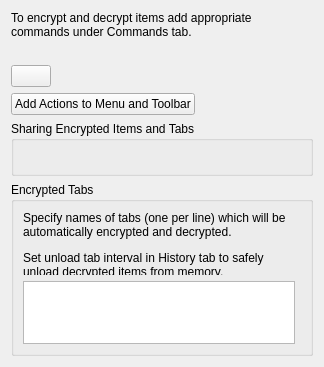
The window that plugins/itemencrypted/itemencryptedsettings.ui (hluk/CopyQ) describes before a commit, drawn with Qt 5.
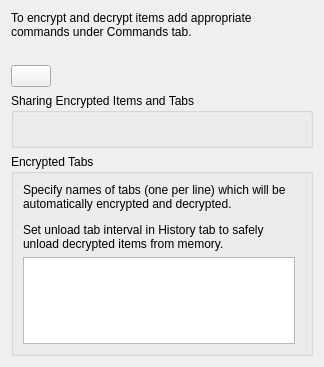
The same window after the commit.

Commit message:
List menu and global shortcut commands in Preferences
Removes unneeded buttons to add menu items from plugins.

Fixes #306

The edit to the form file:
```diff
--- a/plugins/itemencrypted/itemencryptedsettings.ui
+++ b/plugins/itemencrypted/itemencryptedsettings.ui
@@ -64,30 +64,6 @@
      </item>
     </layout>
    </item>
-   <item>
-    <layout class="QHBoxLayout" name="horizontalLayout">
-     <item>
-      <widget class="QPushButton" name="pushButtonAddCommands">
-       <property name="text">
-        <string>Add Actions to Menu and Toolbar</string>
-       </property>
-      </widget>
-     </item>
-     <item>
-      <spacer name="horizontalSpacer">
-       <property name="orientation">
-        <enum>Qt::Horizontal</enum>
-       </property>
-       <property name="sizeHint" stdset="0">
-        <size>
-         <width>40</width>
-         <height>20</height>
-        </size>
-       </property>
-      </spacer>
-     </item>
-    </layout>
-   </item>
    <item>
     <widget class="QGroupBox" name="groupBoxShareInfo">
      <property name="title">
```
The commit also changes 22 other files.
